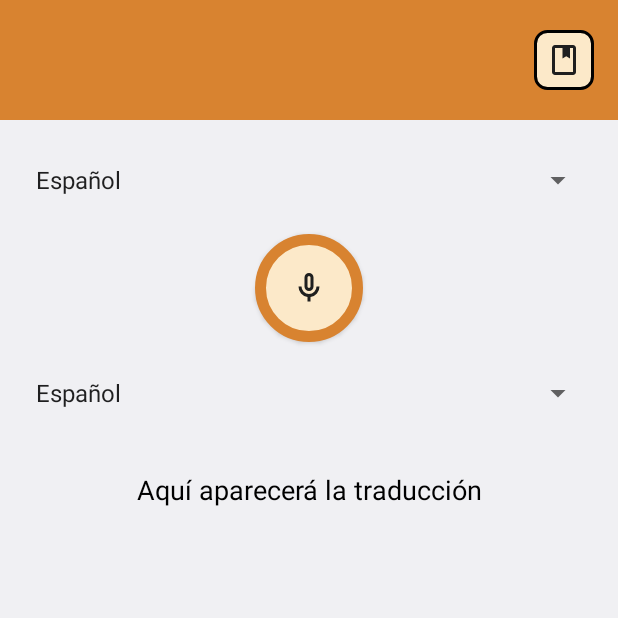
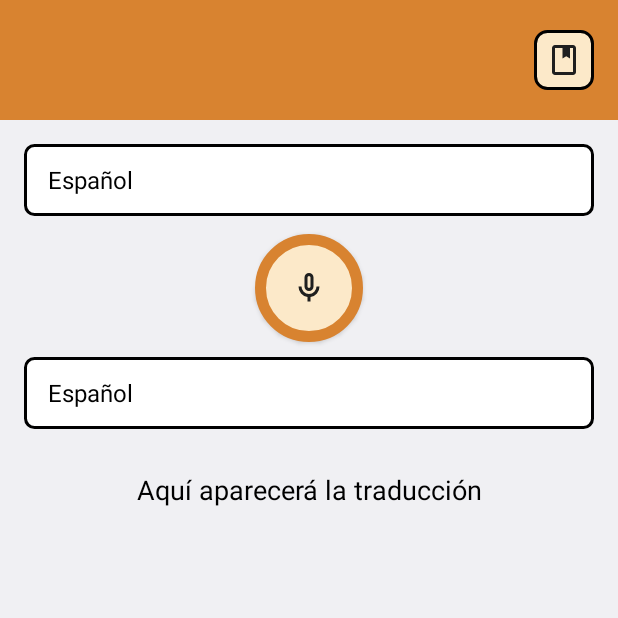
Before and after one commit to Santiago-yamil/Kolibri, an Android app: the screen it shows after launch (MainActivity), on a phone screen of 412 x 824 dp, the top half of it. Run offline under Robolectric (Android 15) with nearby library versions, the phone set to English and light mode, and no system bars; our stand-ins replace Room's generated code.

Commit message:
Lo que hiciste (ej: arreglé spinner y color del texto)

```diff
--- a/app/src/main/java/com/yamil/kolibriidioma/MainActivity.kt
+++ b/app/src/main/java/com/yamil/kolibriidioma/MainActivity.kt
@@ -9,6 +9,7 @@ import android.widget.AdapterView.OnItemSelectedListener
 import android.widget.Toast
 import androidx.activity.ComponentActivity
 import androidx.activity.enableEdgeToEdge
+import androidx.core.content.ContextCompat
 import androidx.room.Room
 import com.yamil.kolibriidioma.R
 import kotlinx.coroutines.CoroutineScope
@@ -42,6 +43,8 @@ class MainActivity : ComponentActivity() {
         val spinnerIdiomaOrigen = findViewById<Spinner>(R.id.spinnerIdiomaOrigen)
         val spinnerIdiomaDestino = findViewById<Spinner>(R.id.spinnerIdiomaDestino)
 
+
+
         // Configurar spinners de idiomas
         val idiomas = listOf("Español", "Nahuatl", "Inglés")
         val adapter = ArrayAdapter(this, android.R.layout.simple_spinner_item, idiomas)
@@ -50,16 +53,22 @@ class MainActivity : ComponentActivity() {
         spinnerIdiomaOrigen.adapter = adapter
         spinnerIdiomaDestino.adapter = adapter
 
-        spinnerIdiomaOrigen.onItemSelectedListener = object : OnItemSelectedListener {
+
+        spinnerIdiomaOrigen.onItemSelectedListener = object : AdapterView.OnItemSelectedListener {
             override fun onItemSelected(parent: AdapterView<*>, view: View?, position: Int, id: Long) {
                 idiomaOrigenSeleccionado = parent.getItemAtPosition(position).toString()
+                (view as? TextView)?.setTextColor(ContextCompat.getColor(this@MainActivity, android.R.color.black))
             }
             override fun onNothingSelected(parent: AdapterView<*>) {}
         }
 
+
+
+
         spinnerIdiomaDestino.onItemSelectedListener = object : OnItemSelectedListener {
             override fun onItemSelected(parent: AdapterView<*>, view: View?, position: Int, id: Long) {
                 idiomaDestinoSeleccionado = parent.getItemAtPosition(position).toString()
+                (view as? TextView)?.setTextColor(ContextCompat.getColor(this@MainActivity, android.R.color.black))
             }
             override fun onNothingSelected(parent: AdapterView<*>) {}
         }
--- /dev/null
+++ b/app/src/main/res/drawable/spiner_redondeado.xml
@@ -0,0 +1,18 @@
+<?xml version="1.0" encoding="utf-8"?>
+<shape xmlns:android="http://schemas.android.com/apk/res/android"
+    android:shape="rectangle">
+    <!-- Fondo blanco (puedes cambiarlo) -->
+    <solid android:color="@android:color/white" />
+    <!-- Borde negro -->
+    <stroke
+        android:width="2dp"
+        android:color="@android:color/black" />
+    <!-- Bordes un poco redondeados (opcional) -->
+    <corners android:radius="6dp"/>
+    <!-- Padding interno opcional -->
+    <padding
+        android:left="8dp"
+        android:top="8dp"
+        android:right="8dp"
+        android:bottom="8dp" />
+</shape>
--- a/app/src/main/res/layout/actymain.xml
+++ b/app/src/main/res/layout/actymain.xml
@@ -44,7 +44,8 @@
             android:id="@+id/spinnerIdiomaOrigen"
             android:layout_width="match_parent"
             android:layout_height="48dp"
-            android:layout_marginBottom="12dp"/>
+            android:layout_marginBottom="12dp"
+            android:background="@drawable/spiner_redondeado"/>
 
         <!-- Botón grabar redondo con solo icono -->
         <Button
@@ -70,7 +71,8 @@
             android:id="@+id/spinnerIdiomaDestino"
             android:layout_width="match_parent"
             android:layout_height="48dp"
-            android:layout_marginBottom="12dp"/>
+            android:layout_marginBottom="12dp"
+            android:background="@drawable/spiner_redondeado"/>
 
         <!-- TextView traducción -->
         <TextView
```
